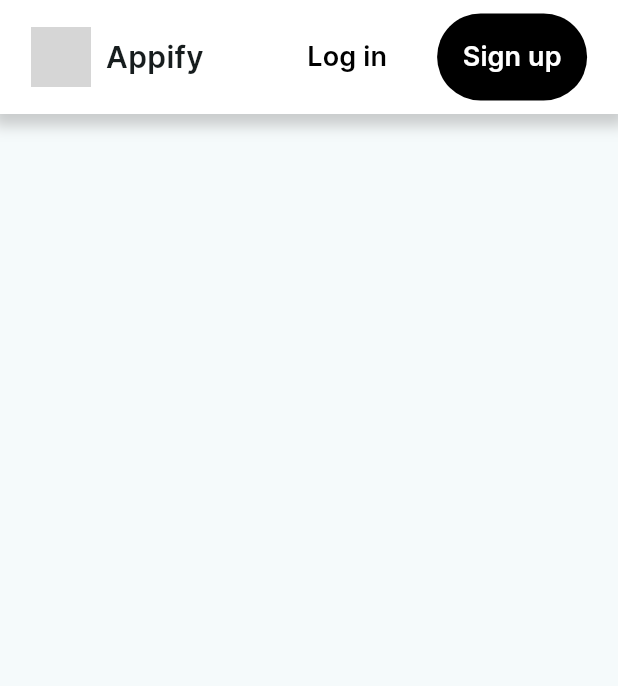
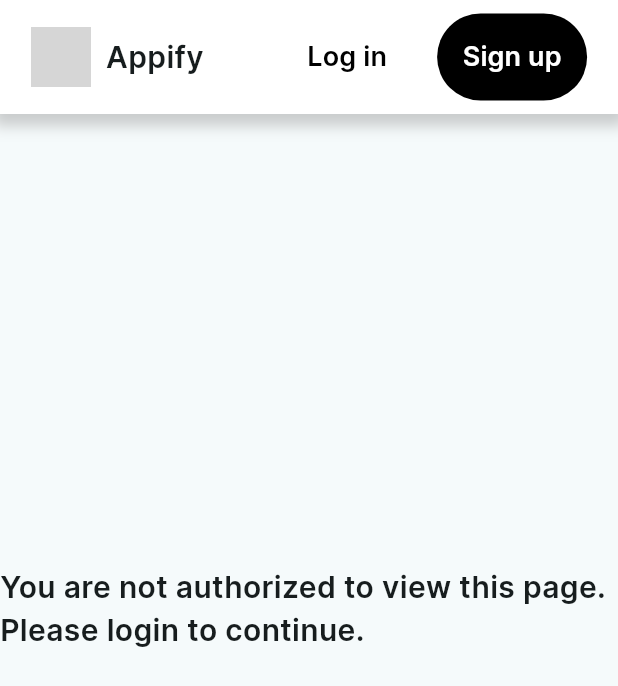
Before and after one commit to ashwinnavange/Appify, a Flutter app: the UploadView screen opened by its route, on a phone screen of 412 x 824 dp. Shown: the top 686 px of the screen. Run offline on Flutter 3.47's test engine with Material 3 defaults, Android fonts, the phone set to English and light mode, and no system bars; our stand-ins replace get, responsive_builder, shared_preferences; missing offline and left inert: dart:html; accounts and stored records are empty; network calls fail; grey boxes are pictures that could not be loaded.

Commit message:
upload page UI

```diff
--- a/lib/presentation/dashboard/controller/dashboard_controller.dart
+++ b/lib/presentation/dashboard/controller/dashboard_controller.dart
@@ -82,7 +82,8 @@ class DashBoardController extends GetxController {
           emailController.text.trim(),
           passwordController.text.trim());
       if (response.status) {
-        await PrefHelper().setString(PrefHelper.USER_ID, response.data);
+        await PrefHelper().setString(PrefHelper.USER_ID, response.data['_id']);
+        await PrefHelper().setString(PrefHelper.USER_NAME, response.data['name']);
         isLoggedIn();
         Utils.showToaster(response.message, Get.context!);
         Navigator.of(Get.context!).pop();
@@ -107,7 +108,8 @@ class DashBoardController extends GetxController {
       final response = await _dashboardService.loginUser(
           emailController.text.trim(), passwordController.text.trim());
       if (response.status) {
-        await PrefHelper().setString(PrefHelper.USER_ID, response.data);
+        await PrefHelper().setString(PrefHelper.USER_ID, response.data['_id']);
+        await PrefHelper().setString(PrefHelper.USER_NAME, response.data['name']);
         isLoggedIn();
         Navigator.of(Get.context!).pop();
         Utils.showToaster(response.message, Get.context!);
--- a/lib/presentation/dashboard/service/dashboard_service.dart
+++ b/lib/presentation/dashboard/service/dashboard_service.dart
@@ -15,7 +15,7 @@ class DashBoardSerivce {
       });
       if (response['_id']!=null) {
         return ApiResponse(
-            true, response['_id'], 'Successfully Registered!');
+            true, response, 'Successfully Registered!');
       }
       return ApiResponse(false, null, response['message']);
     } catch (e) {
@@ -31,7 +31,7 @@ class DashBoardSerivce {
       });
       if (response['_id']!=null) {
         return ApiResponse(
-            true, response['_id'], 'Successfully Logged In!');
+            true, response, 'Successfully Logged In!');
       }
       return ApiResponse(false, null, response['message']);
     } catch (e) {
--- a/lib/presentation/upload/controller/upload_controller.dart
+++ b/lib/presentation/upload/controller/upload_controller.dart
@@ -1,5 +1,22 @@
+import 'package:appify/presentation/dashboard/controller/dashboard_controller.dart';
+import 'package:flutter/material.dart';
 import 'package:get/get.dart';
+
+import '../../../utils/utils.dart';
 
 class UploadController extends GetxController{
 
+  final DashBoardController _dashBoardController = Get.find();
+
+  TextEditingController titleController = TextEditingController();
+  TextEditingController descriptionController = TextEditingController();
+  TextEditingController shortDescriptionController = TextEditingController();
+  TextEditingController categoryController = TextEditingController();
+  TextEditingController whatsNewController = TextEditingController();
+
+  @override
+  void onInit() {
+    super.onInit();
+    _dashBoardController.isLoggedin();
+  }
 }
--- a/lib/presentation/upload/upload_view.dart
+++ b/lib/presentation/upload/upload_view.dart
@@ -1,25 +1,24 @@
-import 'package:appify/presentation/upload/widget/header_section.dart';
+import 'package:appify/presentation/upload/widget/upload_section.dart';
 import 'package:flutter/material.dart';
 import 'package:get/get.dart';
-
 import '../../reusables/myappbar.dart';
+import '../../reusables/unauthorized_view.dart';
+import '../dashboard/controller/dashboard_controller.dart';
 import 'controller/upload_controller.dart';
-import 'widget/middle_section.dart';
 
 class UploadView extends GetWidget<UploadController> {
-  const UploadView({super.key});
+  UploadView({super.key});
+
+  final DashBoardController _dashBoardController = Get.find();
 
   @override
   Widget build(BuildContext context) {
     return Scaffold(
       appBar: MyAppBar(),
       body: SingleChildScrollView(
-        child: Column(
-          children: [
-            const HeaderUploadSection(),
-            const MiddleUploadSection(),
-          ],
-        ),
+        child: Obx(() => _dashBoardController.isLoggedin.isTrue
+            ? const UploadSection()
+            : const UnAuthorizedView()),
       ),
     );
   }
--- /dev/null
+++ b/lib/reusables/unauthorized_view.dart
@@ -0,0 +1,20 @@
+import 'package:flutter/material.dart';
+
+import '../utils/screen_size.dart';
+
+class UnAuthorizedView extends StatelessWidget {
+  const UnAuthorizedView({super.key});
+
+  @override
+  Widget build(BuildContext context) {
+    return SizedBox(
+      height: ScreenSize.h * 0.8,
+      child: const Center(
+        child: Text(
+          'You are not authorized to view this page. Please login to continue.',
+          style: TextStyle(fontSize: 20),
+        ),
+      ),
+    );
+  }
+}
--- a/lib/utils/helper.dart
+++ b/lib/utils/helper.dart
@@ -3,6 +3,7 @@ import 'dart:html' as html;
 
 class PrefHelper {
   static const String USER_ID = 'user-id';
+  static const String USER_NAME = 'user-name';
 
   static SharedPreferences? _pref;
   static final PrefHelper _instance = PrefHelper._privateConstructor();
--- a/lib/utils/routes.dart
+++ b/lib/utils/routes.dart
@@ -27,13 +27,15 @@ class AppRoutes{
       page: () => const DetailsView(),
       bindings: [
         DetailsBinding(),
+        DashBoardBinding(),
       ]
     ),
     GetPage(
       name: upload,
-      page: () => const UploadView(),
+      page: () => UploadView(),
       bindings: [
         UploadBinding(),
+        DashBoardBinding(),
       ]
     ),
   ];
--- a/lib/utils/utils.dart
+++ b/lib/utils/utils.dart
@@ -5,6 +5,11 @@ class Utils {
   static String getUserId() {
     String userId = PrefHelper().getString(PrefHelper.USER_ID);
     return userId;
+  }
+
+  static String getUserName() {
+    String username = PrefHelper().getString(PrefHelper.USER_NAME);
+    return username;
   }
 
   static void showToaster(String message, BuildContext context) {
```
Also changed, not shown: lib/presentation/upload/widget/header_section.dart (deleted, +0 -21 lines), lib/presentation/upload/widget/middle_section.dart (deleted, +0 -21 lines), lib/presentation/upload/widget/upload_section.dart (added, +172 -0 lines), lib/reusables/myappbar.dart (+39 -5 lines).
